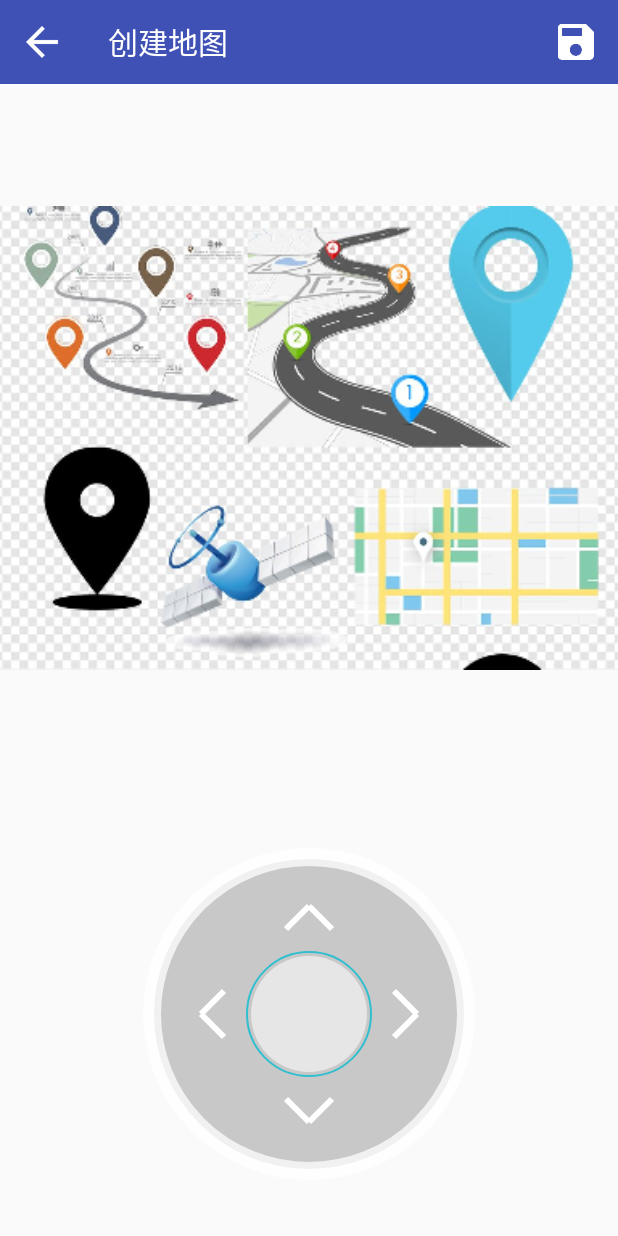
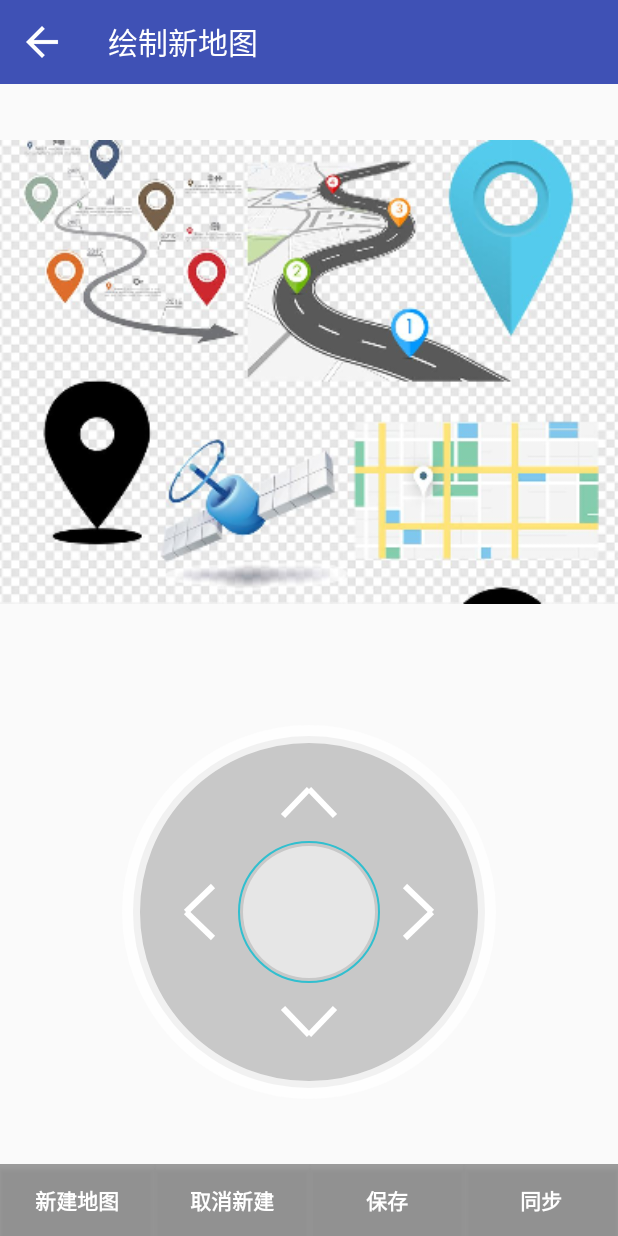
Before and after one commit to ZengChong500373/HeFuRobotPhone, an Android app: the CreatMapActivity screen opened directly, with no data from a screen before it, on a phone screen of 412 x 824 dp. Run offline under Robolectric (Android 15) with nearby library versions, the phone set to English and light mode, and no system bars; our stand-ins replace data binding.

Commit message:
creatMap

```diff
--- a/app/src/main/res/layout/activity_creat_map.xml
+++ b/app/src/main/res/layout/activity_creat_map.xml
@@ -14,17 +14,87 @@
             android:layout_height="wrap_content"
             android:background="@color/colorPrimary"
             app:navigationIcon="@drawable/toobar_back"
-            app:title="创建地图"
+            app:title="绘制新地图"
             app:titleTextColor="@color/white" />
-        <com.hefu.robotphone.utils.RosImageView
-            android:layout_weight="2"
-            android:id="@+id/img_map"
+
+        <RelativeLayout
+            android:id="@+id/rl_background"
+            android:layout_weight="1"
             android:layout_width="match_parent"
-            android:layout_height="match_parent" />
-        <hefu.robotphone.uilibrary.customview.DirectionControlView
-            android:layout_weight="3"
-            android:id="@+id/direction_contral_view"
+            android:layout_height="match_parent">
+            <com.hefu.robotphone.utils.RosImageView
+                android:id="@+id/img_map"
+                android:layout_width="match_parent"
+                android:layout_height="match_parent"
+                />
+        </RelativeLayout>
+
+
+        <RelativeLayout
+            android:layout_weight="1"
+            android:orientation="vertical"
             android:layout_width="match_parent"
-            android:layout_height="match_parent" />
+            android:layout_height="match_parent">
+            <hefu.robotphone.uilibrary.customview.DirectionControlView
+                android:id="@+id/direction_contral_view"
+                android:layout_width="match_parent"
+                android:layout_height="wrap_content"
+                android:layout_above="@+id/ll_bottom"
+                />
+            <LinearLayout
+                android:id="@+id/ll_bottom"
+                android:layout_alignParentBottom="true"
+                android:layout_width="match_parent"
+                android:layout_height="wrap_content"
+                android:orientation="horizontal">
+
+                <Button
+                    android:layout_width="match_parent"
+                    android:layout_height="match_parent"
+                    android:layout_weight="1"
+                    android:background="#5f000000"
+                    android:onClick="creatMap"
+                    android:text="新建地图"
+                    android:textColor="#FFFFFF"
+                    android:textStyle="bold" />
+
+                <Button
+                    android:layout_width="match_parent"
+                    android:layout_height="match_parent"
+                    android:layout_weight="1"
+                    android:background="#5f000000"
+                    android:onClick="cancleCreatMap"
+                    android:text="取消新建"
+                    android:textColor="#FFFFFF"
+                    android:textStyle="bold" />
+
+                <Button
+                    android:layout_width="match_parent"
+                    android:layout_height="match_parent"
+                    android:layout_below="@+id/start_creat_map"
+                    android:layout_weight="1"
+                    android:background="#5f000000"
+                    android:onClick="saveMap"
+                    android:text="保存"
+                    android:textColor="#FFFFFF"
+                    android:textStyle="bold" />
+
+
+                <Button
+                    android:layout_width="match_parent"
+                    android:layout_height="match_parent"
+                    android:layout_below="@+id/start_creat_map"
+                    android:layout_toRightOf="@+id/map_save"
+                    android:layout_weight="1"
+                    android:background="#5f000000"
+                    android:onClick="syncMap"
+                    android:text="同步"
+                    android:textColor="#FFFFFF"
+                    android:textStyle="bold" />
+
+
+            </LinearLayout>
+        </RelativeLayout>
     </LinearLayout>
+
 </layout>
--- a/app/src/main/res/menu/main_menu.xml
+++ b/app/src/main/res/menu/main_menu.xml
@@ -13,9 +13,9 @@
         app:showAsAction="always">
         <menu>
             <item
-                android:id="@+id/action_main_save_map"
-                android:icon="@drawable/ic_save"
-                android:title="保存地图"/>
+                android:id="@+id/action_main_creat_map"
+                android:icon="@drawable/main_build_map"
+                android:title="创建地图"/>
             <item android:id="@+id/action_main_build_return"
                 android:icon="@drawable/main_build_return"
                 android:title="回到原点"/>
```
Also changed, not shown: app/src/main/java/com/hefu/robotphone/ui/activity/CreatMapActivity.java (+45 -38 lines), app/src/main/java/com/hefu/robotphone/ui/activity/MainActivity.java (+8 -10 lines), app/src/main/java/com/hefu/robotphone/ui/fragment/RobotControlFragment.java (+22 -11 lines), app/src/main/java/com/hefu/robotphone/utils/ConectionControl.java (+11 -1 lines), app/src/main/java/com/hefu/robotphone/utils/DealMapUtils.java (+17 -8 lines), app/src/main/res/layout/fragment_robot_control.xml (+10 -4 lines), uilibrary/src/main/java/hefu/robotphone/uilibrary/utils/GlideUtils.java (+5 -2 lines).
